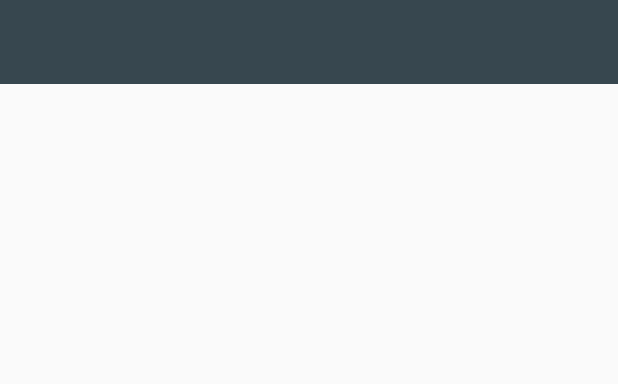
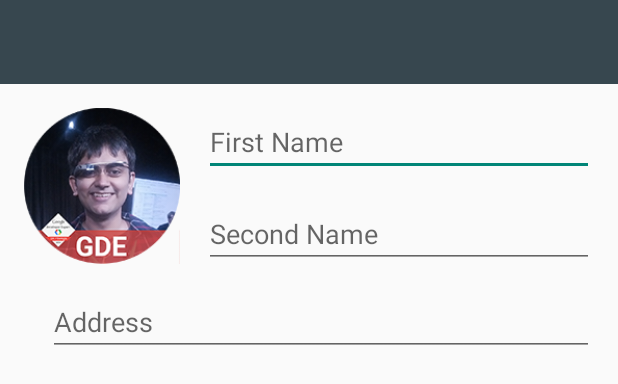
Before and after one commit to raveeshbhalla/SupportLibraryCodelabs, an Android app: the layout activity_main.xml on its own in the app's theme, with its tools: preview values and no code run, on a phone screen of 412 x 824 dp. Shown: the top 384 px of the screen. Run offline under Robolectric (Android 15) with nearby library versions, the phone set to English and light mode, and no system bars; plain views replace ImageView.

Commit message:
Completed phase one

```diff
--- a/app/src/main/res/layout/activity_main.xml
+++ b/app/src/main/res/layout/activity_main.xml
@@ -17,11 +17,42 @@
             android:layout_height="@dimen/abc_action_bar_default_height_material"
             app:theme="@style/CustomActionBar" />
 
-        <FrameLayout
+        <RelativeLayout
             android:id="@+id/container"
             android:layout_width="match_parent"
             android:layout_height="match_parent"
-            android:layout_below="@+id/toolbar" />
+            android:layout_below="@+id/toolbar"
+            android:layout_margin="@dimen/activity_vertical_margin">
+            <ImageView
+                android:id="@+id/profile"
+                android:layout_width="@dimen/profile_photo_size"
+                android:layout_height="@dimen/profile_photo_size"
+                android:src="@drawable/photo"/>
+            <EditText
+                android:layout_marginLeft="@dimen/activity_vertical_margin"
+                android:id="@+id/firstName"
+                android:layout_width="match_parent"
+                android:layout_height="wrap_content"
+                android:layout_toRightOf="@+id/profile"
+                android:hint="@string/first_name"/>
+            <EditText
+                android:layout_marginLeft="@dimen/activity_vertical_margin"
+                android:id="@+id/surName"
+                android:layout_below="@+id/firstName"
+                android:layout_marginTop="@dimen/activity_vertical_margin"
+                android:layout_width="match_parent"
+                android:layout_height="wrap_content"
+                android:layout_toRightOf="@+id/profile"
+                android:hint="@string/second_name"/>
+            <EditText
+                android:layout_marginLeft="@dimen/activity_vertical_margin"
+                android:id="@+id/address"
+                android:layout_below="@+id/profile"
+                android:layout_marginTop="@dimen/activity_vertical_margin"
+                android:layout_width="match_parent"
+                android:layout_height="wrap_content"
+                android:hint="@string/address"/>
+        </RelativeLayout>
     </RelativeLayout>
 
     <LinearLayout
--- /dev/null
+++ b/app/src/main/res/menu/menu.xml
@@ -0,0 +1,5 @@
+<?xml version="1.0" encoding="utf-8"?>
+<menu xmlns:android="http://schemas.android.com/apk/res/android"
+    xmlns:app="http://schemas.android.com/apk/res-auto">
+<item android:id="@+id/save" android:icon="@drawable/ic_check" app:showAsAction="always" android:title="Save"/>
+</menu>
--- a/app/src/main/res/values/dimens.xml
+++ b/app/src/main/res/values/dimens.xml
@@ -9,4 +9,5 @@
     <dimen name="left_drawer_icon">24dp</dimen>
     <dimen name="minimum_clickable_size">48dp</dimen>
     <dimen name="drawer_label_left_margin">32dp</dimen>
+    <dimen name="profile_photo_size">104dp</dimen>
 </resources>
--- a/app/src/main/res/values/strings.xml
+++ b/app/src/main/res/values/strings.xml
@@ -1,14 +1,7 @@
 <resources>
     <string name="app_name">SupportLibraryCodelabs</string>
-
-    <string name="title_section1">Section 1</string>
-    <string name="title_section2">Section 2</string>
-    <string name="title_section3">Section 3</string>
-
-    <string name="navigation_drawer_open">Open navigation drawer</string>
-    <string name="navigation_drawer_close">Close navigation drawer</string>
-
-    <string name="action_example">Example action</string>
-
     <string name="action_settings">Settings</string>
+    <string name="first_name">First Name</string>
+    <string name="second_name">Second Name</string>
+    <string name="address">Address</string>
 </resources>
```
Also changed, not shown: app/src/main/java/in/raveesh/supportlibrarycodelabs/MainActivity.java (+31 -2 lines), app/src/main/res/drawable-nodpi/photo.png (added), 1 other file.
